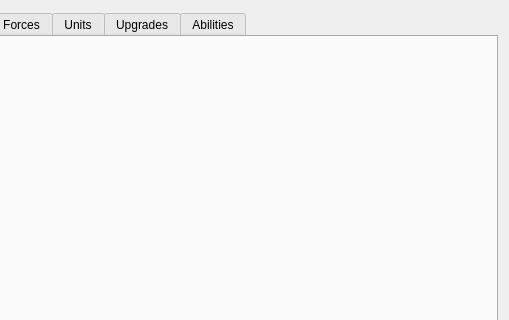
The window that ChkForge/scenariosettings.ui (heinermann/ChkForge) describes before a commit, drawn with Qt 5; both pictures show x 84 to 593 and y 0 to 320 of the 593 by 561 pixel window.
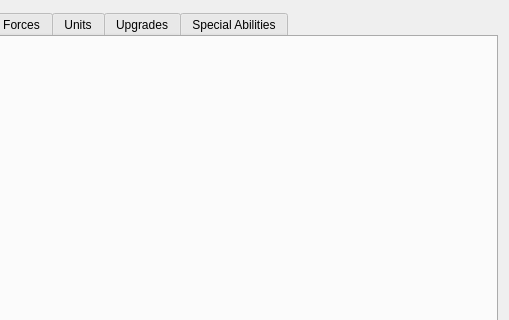
The same window after the commit. Custom widgets are drawn as their Qt base class.

What changed in the file:
```diff
--- a/ChkForge/scenariosettings.ui
+++ b/ChkForge/scenariosettings.ui
@@ -97,7 +97,7 @@
      </widget>
      <widget class="AbilitiesTab" name="techSettingsTab">
       <attribute name="title">
-       <string>Abilities</string>
+       <string>Special Abilities</string>
       </attribute>
       <layout class="QGridLayout" name="gridLayout_19" rowstretch="0" columnstretch="0"/>
      </widget>
```
